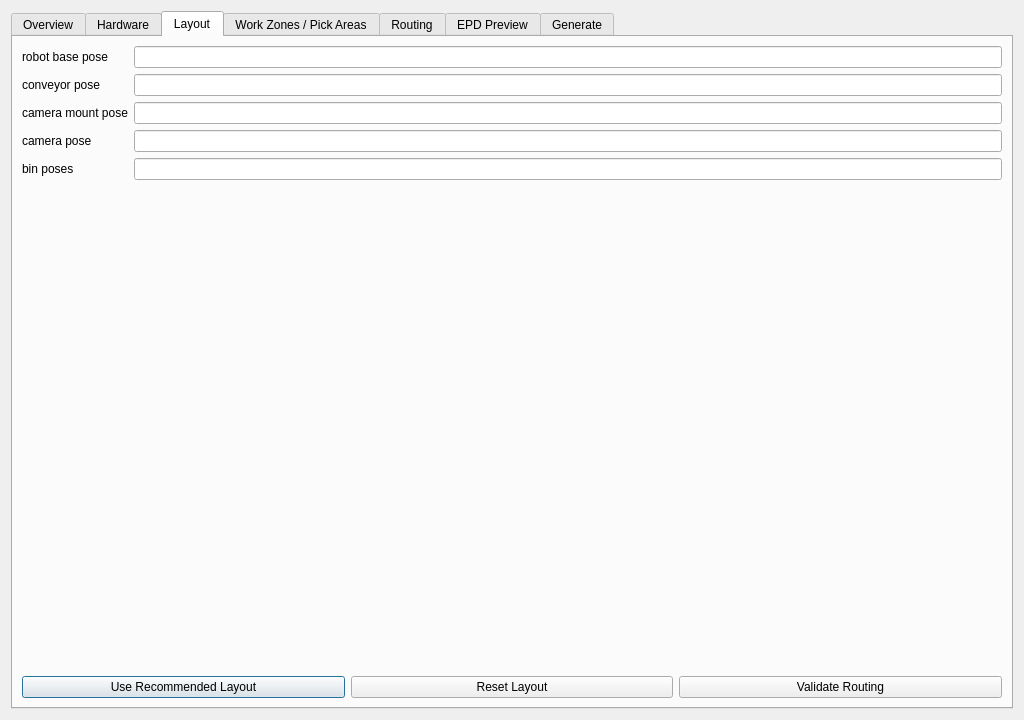
Old version of the form workcell_builder/workcell_builder/gui/conveyor_sorting_scenario_wizard.ui in the repository Mukaram01/Easy_Manipulator_Improved.
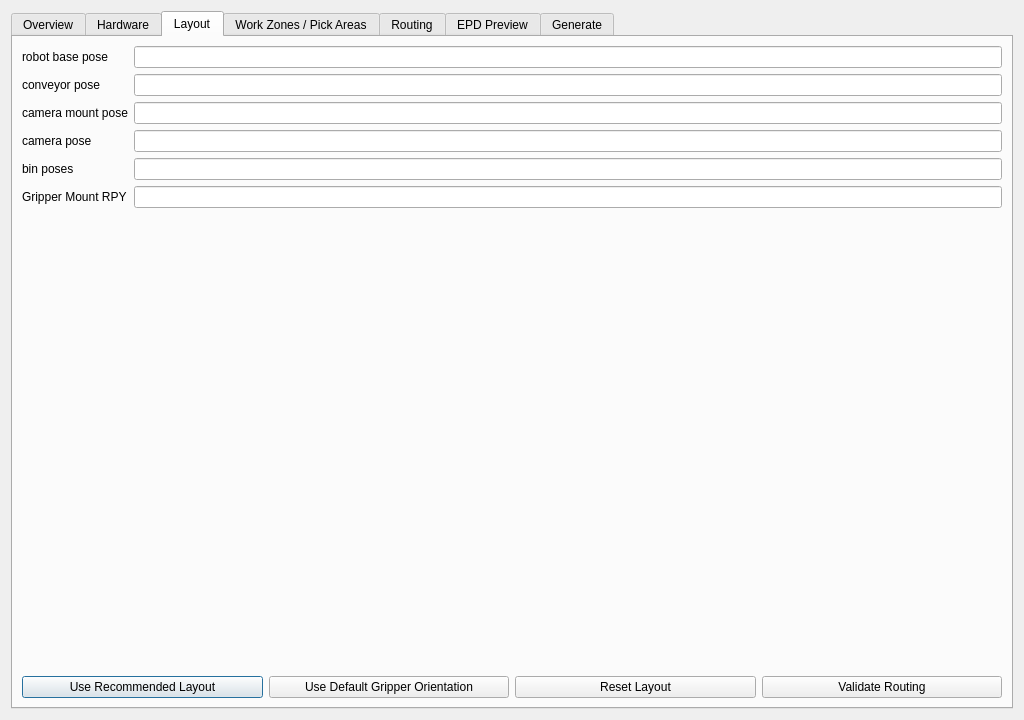
New version of the form. The open tabs and pages were chosen to show the change.

Commit message: Fix scene template actions and default gripper mount RPY

```diff
--- a/workcell_builder/workcell_builder/gui/conveyor_sorting_scenario_wizard.ui
+++ b/workcell_builder/workcell_builder/gui/conveyor_sorting_scenario_wizard.ui
@@ -44,8 +44,10 @@
         <item row="3" column="1"><widget class="QLineEdit" name="cameraPoseEdit"/></item>
         <item row="4" column="0"><widget class="QLabel" name="e"><property name="text"><string>bin poses</string></property></widget></item>
         <item row="4" column="1"><widget class="QLineEdit" name="binPoseEdit"/></item>
+        <item row="5" column="0"><widget class="QLabel" name="gripperMountRpyLabel"><property name="text"><string>Gripper Mount RPY</string></property></widget></item>
+        <item row="5" column="1"><widget class="QLineEdit" name="gripperMountRpyEdit"/></item>
        </layout></item>
-       <item><layout class="QHBoxLayout" name="h1"><item><widget class="QPushButton" name="useRecommendedLayoutButton"><property name="text"><string>Use Recommended Layout</string></property></widget></item><item><widget class="QPushButton" name="resetLayoutButton"><property name="text"><string>Reset Layout</string></property></widget></item><item><widget class="QPushButton" name="validateRoutingButton"><property name="text"><string>Validate Routing</string></property></widget></item></layout></item>
+       <item><layout class="QHBoxLayout" name="h1"><item><widget class="QPushButton" name="useRecommendedLayoutButton"><property name="text"><string>Use Recommended Layout</string></property></widget></item><item><widget class="QPushButton" name="useDefaultGripperOrientationButton"><property name="text"><string>Use Default Gripper Orientation</string></property></widget></item><item><widget class="QPushButton" name="resetLayoutButton"><property name="text"><string>Reset Layout</string></property></widget></item><item><widget class="QPushButton" name="validateRoutingButton"><property name="text"><string>Validate Routing</string></property></widget></item></layout></item>
       </layout>
      </widget>
      <widget class="QWidget" name="workZonesTab">
```
The commit also changes 8 other files.
